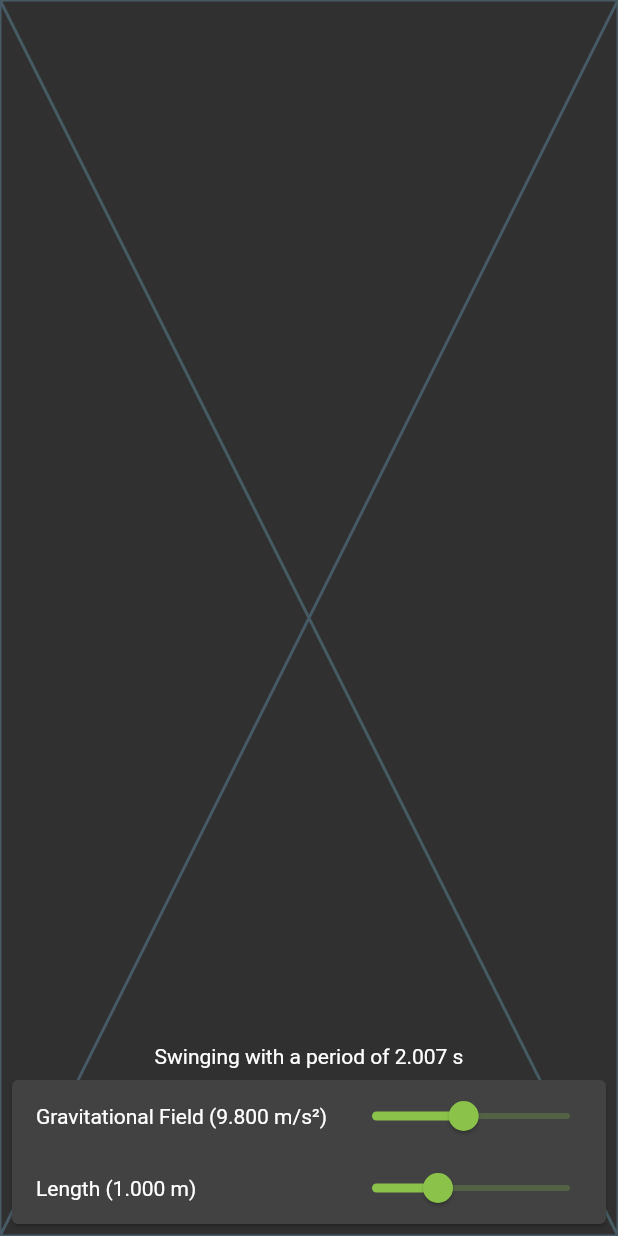
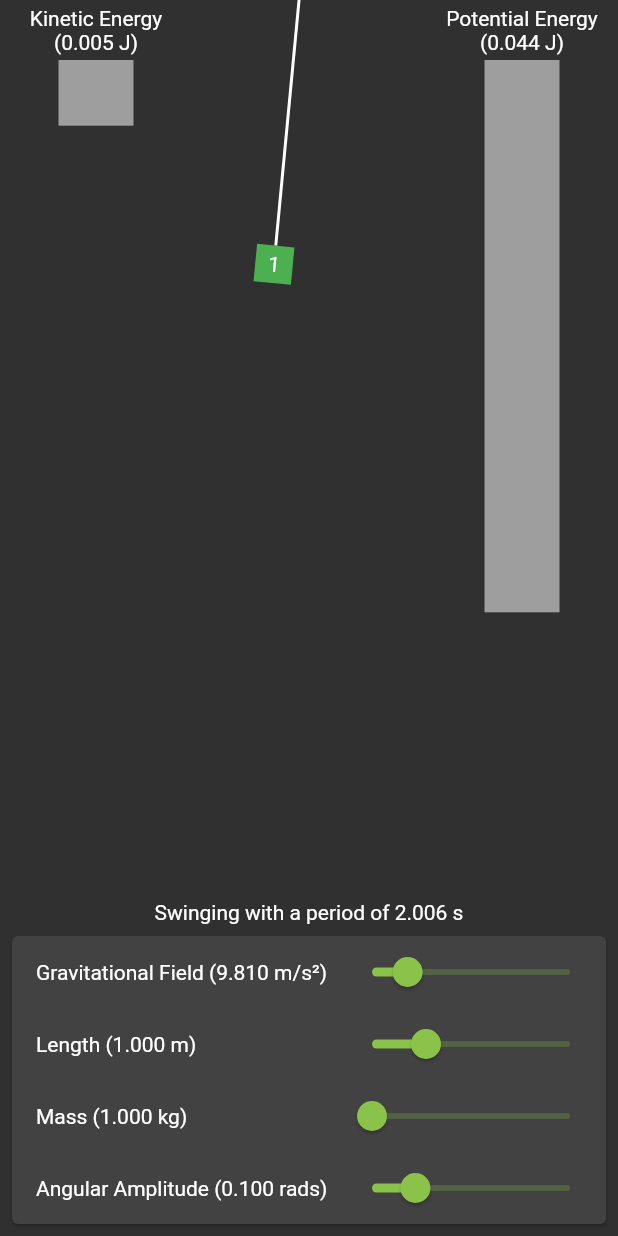
Before and after one commit to GregoryConrad/SHM-Simulation, a Flutter app: the SimplePendulumWidget widget shown alone on an empty page, opened directly, on a phone screen of 412 x 824 dp. Run offline on Flutter 3.47's test engine with Material 2 defaults, Android fonts, the phone set to English and light mode, and no system bars.

Commit message:
Finished pendulum

```diff
--- a/lib/main.dart
+++ b/lib/main.dart
@@ -16,7 +16,13 @@ void main() {
         appBar: AppBar(
           title: Text('Simple Harmonic Oscillators'),
         ),
-        body: isLarge ? SimplePendulumWidget() : SpringWidget(),
+        body: isLarge
+            ? Row(children: [
+                Expanded(child: SpringWidget()),
+                VerticalDivider(thickness: 2),
+                Expanded(child: SimplePendulumWidget()),
+              ])
+            : SpringWidget(),
       );
     }),
   ));
--- a/lib/simple_pendulum_simulation.dart
+++ b/lib/simple_pendulum_simulation.dart
@@ -10,18 +10,49 @@ class SimplePendulumWidget extends StatefulWidget {
 
 class _SimplePendulumWidgetState
     extends SimulationBaseState<SimplePendulumWidget> {
-  double g = 9.8, length = 1;
+  double g = 9.81, length = 1, maxAngle = 0.1, mass = 1;
 
   double get angularFrequency => sqrt(g / length);
 
   double get period => 2 * pi / angularFrequency;
 
+  double get angularDisplacement =>
+      maxAngle * cos(angularFrequency * controller.value * period);
+
+  double get totalEnergy => mass * g * length * (1 - cos(maxAngle));
+
+  double get potentialEnergy =>
+      mass * g * length * (1 - cos(angularDisplacement));
+
+  double get kineticEnergy => totalEnergy - potentialEnergy;
+
   @override
   Widget build(BuildContext context) {
-    return Stack(children: [
+    return Stack(alignment: Alignment.topCenter, children: [
       AnimatedBuilder(
         animation: controller,
-        builder: (context, child) => Placeholder(),
+        builder: (context, child) {
+          final swingLength = length * MediaQuery.of(context).size.height / 5;
+          return Row(crossAxisAlignment: CrossAxisAlignment.start, children: [
+            createEnergyBar('Kinetic Energy\n(\$ J)', kineticEnergy),
+            Expanded(
+              child: Transform.rotate(
+                angle: angularDisplacement,
+                origin: Offset(0, -swingLength),
+                child: Column(mainAxisSize: MainAxisSize.min, children: [
+                  Container(width: 2, height: swingLength, color: Colors.white),
+                  Container(
+                    width: cubeLength - 30,
+                    height: cubeLength - 30,
+                    color: Colors.green,
+                    child: Center(child: Text('${mass.round()}')),
+                  ),
+                ]),
+              ),
+            ),
+            createEnergyBar('Potential Energy\n(\$ J)', potentialEnergy),
+          ]);
+        },
       ),
       Column(children: [
         Expanded(child: Container()),
@@ -32,9 +63,14 @@ class _SimplePendulumWidgetState
               padding: const EdgeInsets.only(left: 16),
               child: Column(children: [
                 createSliderValue(
-                    'Gravitational Field (\$ m/s²)', g, 1, 20, (v) => g = v),
+                    'Gravitational Field (\$ m/s²)', g, 1, 50, (v) => g = v),
                 createSliderValue(
-                    'Length (\$ m)', length, 0.5, 2, (v) => length = v),
+                    'Length (\$ m)', length, 0.25, 3, (v) => length = v),
+                createSliderValue(
+                    'Mass (\$ kg)', mass, 1, 100, (v) => mass = v),
+                // .349 rads is the largest angle allowed for small angle approx
+                createSliderValue('Angular Amplitude (\$ rads)', maxAngle, 0.03,
+                    0.349, (v) => maxAngle = v),
               ]),
             )),
       ]),
--- a/lib/simulation_base.dart
+++ b/lib/simulation_base.dart
@@ -1,3 +1,5 @@
+import 'dart:math';
+
 import 'package:flutter/material.dart';
 import 'package:ph1140_project/format.dart';
 export 'package:ph1140_project/format.dart';
@@ -7,6 +9,14 @@ abstract class SimulationBaseState<T extends StatefulWidget> extends State<T>
   AnimationController controller;
 
   double get period;
+
+  double get mass;
+
+  double get totalEnergy;
+
+  // Use pow with third root as that is the relationship between
+  //   mass and one side length of the cube
+  double get cubeLength => 50 + 5 * pow(mass, 1 / 3);
 
   void resetAnimation() {
     // For .repeat, Duration only allows int params so use a smaller size
@@ -53,4 +63,23 @@ abstract class SimulationBaseState<T extends StatefulWidget> extends State<T>
       ),
     ]);
   }
+
+  Widget createEnergyBar(String label, double energy) {
+    return Container(
+      width: 128,
+      child: Column(children: [
+        SizedBox(height: 4),
+        Text(
+          label.replaceAll(r'$', energy.format()),
+          textAlign: TextAlign.center,
+        ),
+        SizedBox(height: 4),
+        Container(
+          width: 50,
+          height: MediaQuery.of(context).size.height / 2 * energy / totalEnergy,
+          color: Colors.grey,
+        ),
+      ]),
+    );
+  }
 }
--- a/lib/spring_simulation.dart
+++ b/lib/spring_simulation.dart
@@ -26,10 +26,6 @@ class _SpringWidgetState extends SimulationBaseState<SpringWidget> {
 
   double get kineticEnergy => totalEnergy - potentialEnergy;
 
-  // Use pow with third root as that is the relationship between
-  //   mass and one side length of the cube
-  double get cubeLength => 50 + 5 * pow(mass, 1 / 3);
-
   @override
   Widget build(BuildContext context) {
     return Stack(alignment: Alignment.topCenter, children: [
@@ -44,8 +40,7 @@ class _SpringWidgetState extends SimulationBaseState<SpringWidget> {
           ),
           builder: (context, child) =>
               Row(crossAxisAlignment: CrossAxisAlignment.start, children: [
-            _createEnergyBar(
-                'Kinetic Energy\n(\$ J)', kineticEnergy, size.maxHeight),
+            createEnergyBar('Kinetic Energy\n(\$ J)', kineticEnergy),
             Expanded(
               child: Column(children: [
                 Container(
@@ -57,8 +52,7 @@ class _SpringWidgetState extends SimulationBaseState<SpringWidget> {
                 child,
               ]),
             ),
-            _createEnergyBar(
-                'Potential Energy\n(\$ J)', potentialEnergy, size.maxHeight),
+            createEnergyBar('Potential Energy\n(\$ J)', potentialEnergy),
           ]),
         );
       }),
@@ -83,23 +77,4 @@ class _SpringWidgetState extends SimulationBaseState<SpringWidget> {
       ]),
     ]);
   }
-
-  Widget _createEnergyBar(String label, double energy, double maxHeight) {
-    return Container(
-      width: 128,
-      child: Column(children: [
-        SizedBox(height: 4),
-        Text(
-          label.replaceAll(r'$', energy.format()),
-          textAlign: TextAlign.center,
-        ),
-        SizedBox(height: 4),
-        Container(
-          width: 50,
-          height: maxHeight / 2 * energy / totalEnergy,
-          color: Colors.grey,
-        ),
-      ]),
-    );
-  }
 }
```
